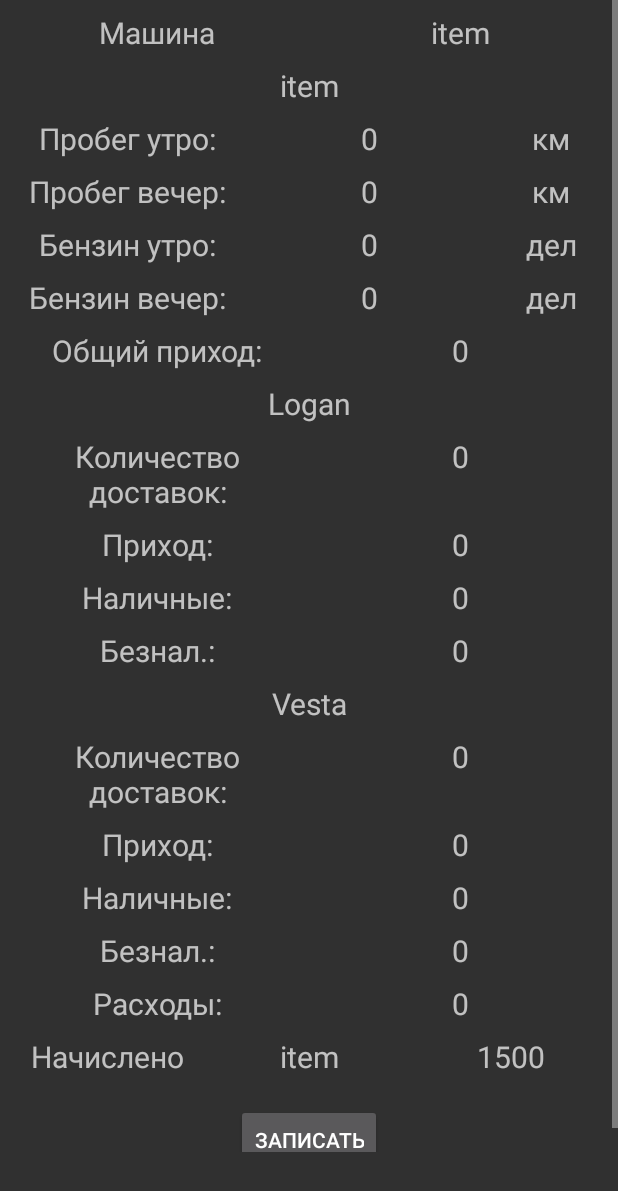
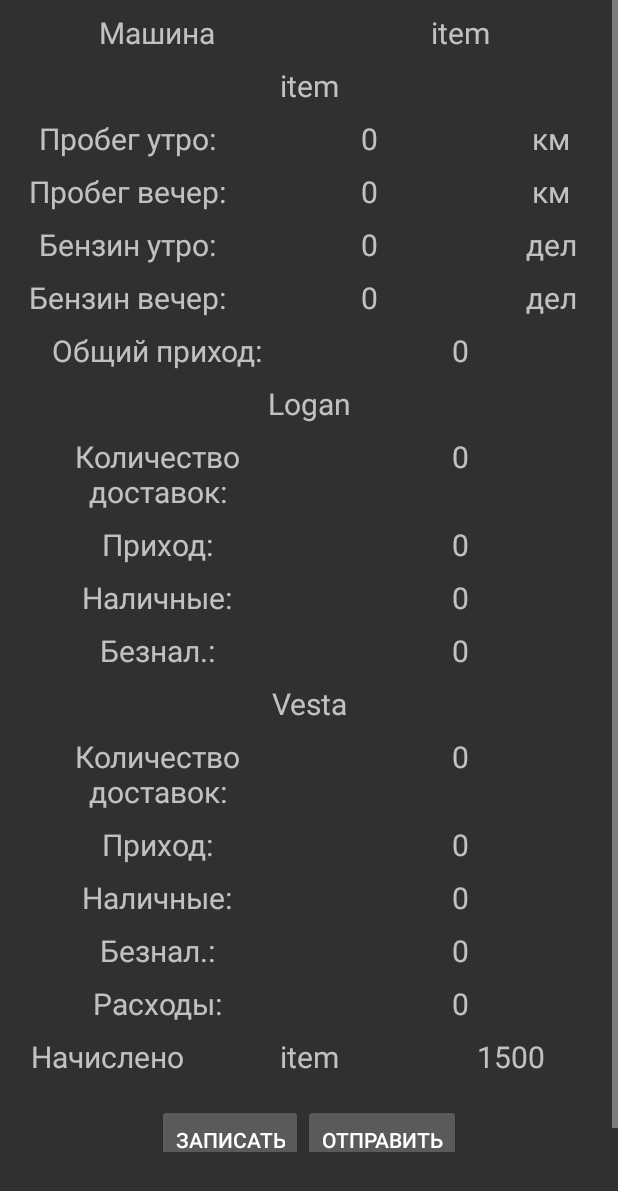
Before and after one commit to parsiphall/LoganShopDriverHelper, an Android app: the fragment TotalDayFragment shown on its own in the app's theme, on a phone screen of 412 x 824 dp. Shown: the top 1191 px of the screen. Run offline under Robolectric (Android 15) with nearby library versions, the phone set to English and light mode, and no system bars; our stand-ins replace Room's generated code; libraries missing offline, so code that uses them is left out: com.arellomobile.mvp.

Commit message:
daily share

```diff
--- a/app/src/main/java/com/parsiphal/loganshopdriverhelper/MainApp.kt
+++ b/app/src/main/java/com/parsiphal/loganshopdriverhelper/MainApp.kt
@@ -32,4 +32,3 @@ class MainApp : Application() {
 }
 
 //TODO Export
-//TODO Design
--- a/app/src/main/res/drawable/borders_back.xml
+++ b/app/src/main/res/drawable/borders_back.xml
@@ -1,5 +1,5 @@
 <?xml version="1.0" encoding="utf-8"?>
 <shape xmlns:android="http://schemas.android.com/apk/res/android">
     <solid android:color="@color/colorPrimaryDark"/>
-    <stroke android:width="1dip" android:color="#ffa5d5"/>
+    <stroke android:width="1dip" android:color="#0085e5"/>
 </shape>
--- a/app/src/main/res/layout/fragment_total_day.xml
+++ b/app/src/main/res/layout/fragment_total_day.xml
@@ -243,6 +243,12 @@
                     android:text="@string/writeTo"
                     android:layout_width="wrap_content"
                     android:layout_height="wrap_content"/>
+            <Button
+                    android:id="@+id/day_share"
+                    android:layout_marginTop="10dp"
+                    android:text="@string/share"
+                    android:layout_width="wrap_content"
+                    android:layout_height="wrap_content"/>
         </LinearLayout>
     </RelativeLayout>
 
--- a/app/src/main/res/layout/total_item.xml
+++ b/app/src/main/res/layout/total_item.xml
@@ -5,8 +5,7 @@
         android:layout_height="wrap_content"
         android:layout_marginLeft="4dp"
         android:layout_marginTop="8dp"
-        android:layout_marginRight="4dp"
-        android:layout_marginBottom="8dp">
+        android:layout_marginRight="4dp">
     <LinearLayout
             android:layout_width="match_parent"
             android:layout_height="wrap_content"
@@ -14,7 +13,8 @@
         <TextView
                 android:id="@+id/total_item_dayOrMonth"
                 style="@style/totalItemTextView"
-                android:layout_weight="0.5"/>
+                android:layout_weight="0.5"
+                android:textColor="#51361a"/>
         <TextView
                 android:id="@+id/total_item_date"
                 style="@style/totalItemTextView"
--- a/app/src/main/res/values/strings.xml
+++ b/app/src/main/res/values/strings.xml
@@ -48,6 +48,7 @@
     <string name="totalMoneyCash">Общий нал.:</string>
     <string name="totalMoneyCard">Общий безнал.:</string>
     <string name="dollar">$</string>
+    <string name="share">Отправить</string>
 
     <string-array name="cars">
         <item>Largus</item>
```
Also changed, not shown: app/src/main/java/com/parsiphal/loganshopdriverhelper/fragments/TotalDayFragment.kt (+31 -0 lines).
